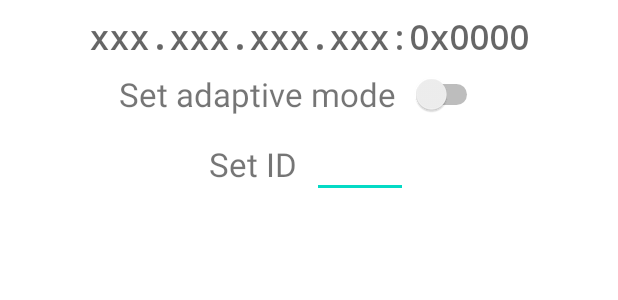
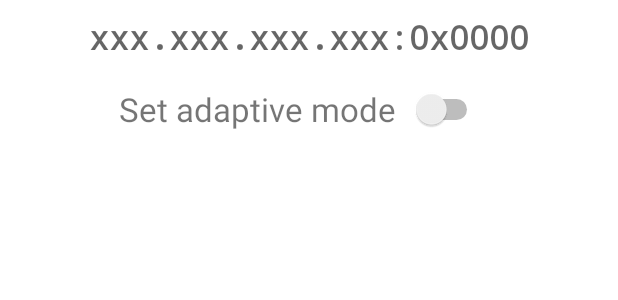
Before and after one commit to JakubTutka/Intelligent-Window-Blinds-app, an Android app: the layout activity_edit_module.xml on its own in the app's theme, with its tools: preview values and no code run, on a phone screen of 412 x 824 dp. Shown: the top 300 px of the screen. Run offline under Robolectric (Android 15) with nearby library versions, the phone set to English and light mode, and no system bars; network calls fail.

Commit message:
Deleted editing ID, but SER Parameters update works

```diff
--- a/app/src/main/java/intelligent/window/blinds/room/ModuleDao.kt
+++ b/app/src/main/java/intelligent/window/blinds/room/ModuleDao.kt
@@ -12,6 +12,9 @@ interface ModuleDao {
     @Query("SELECT * FROM modules ORDER BY id ASC")
     fun readAllModules(): LiveData<List<ModuleEntity>>
 
+    @Update
+    suspend fun updateModule(moduleEntity: ModuleEntity)
+
     @Delete
     suspend fun deleteModule(moduleEntity: ModuleEntity)
 
--- a/app/src/main/java/intelligent/window/blinds/room/ModuleRepository.kt
+++ b/app/src/main/java/intelligent/window/blinds/room/ModuleRepository.kt
@@ -11,6 +11,10 @@ class ModuleRepository(private val moduleDao: ModuleDao) {
         moduleDao.addModule(module)
     }
 
+    suspend fun updateModule(module: ModuleEntity){
+        moduleDao.updateModule(module)
+    }
+
     suspend fun deleteModule(module: ModuleEntity){
         moduleDao.deleteModule(module)
     }
--- a/app/src/main/java/intelligent/window/blinds/room/ModuleViewModel.kt
+++ b/app/src/main/java/intelligent/window/blinds/room/ModuleViewModel.kt
@@ -26,6 +26,12 @@ class ModuleViewModel(application: Application): AndroidViewModel(application) {
         }
     }
 
+    fun updateModule(module: ModuleEntity){
+        viewModelScope.launch(Dispatchers.IO) {
+            repository.updateModule(module)
+        }
+    }
+
     fun deleteModule(module: ModuleEntity){
         viewModelScope.launch(Dispatchers.IO) {
             repository.deleteModule(module)
--- a/app/src/main/java/intelligent/window/blinds/utils/Util.kt
+++ b/app/src/main/java/intelligent/window/blinds/utils/Util.kt
@@ -10,6 +10,11 @@ import java.net.InetAddress
 
 fun convertModuleToEntity(module: Module): ModuleEntity {
     return ModuleEntity(module.id, module.ipAddress.toString().drop(1), module.phr, module.ser, module.isAdaptive)
+}
+
+fun convertEntityToModule(entity: ModuleEntity): Module {
+    val ip: String = entity.ipAddress
+    return Module(entity.id, InetAddress.getByName(ip), entity.phr, entity.ser, entity.isAdaptive)
 }
 
 fun convertListEntityToModule(entityModules: List<ModuleEntity>): List<Module> {
--- a/app/src/main/res/layout/activity_edit_module.xml
+++ b/app/src/main/res/layout/activity_edit_module.xml
@@ -24,7 +24,8 @@
         android:layout_width="match_parent"
         android:layout_height="wrap_content"
         android:gravity="center"
-        tools:ignore="UselessParent">
+        tools:ignore="UselessParent"
+        android:layout_marginTop="10dp">
 
         <TextView
             android:layout_width="wrap_content"
@@ -41,25 +42,4 @@
 
     </LinearLayout>
 
-    <LinearLayout
-        android:layout_width="match_parent"
-        android:layout_height="wrap_content"
-        android:gravity="center">
-
-        <TextView
-            android:id="@+id/edit_id_text"
-            android:layout_width="wrap_content"
-            android:layout_height="wrap_content"
-            android:text="@string/set_id"
-            android:layout_marginEnd="10dp"
-            android:textSize="10pt"/>
-
-        <EditText
-            android:id="@+id/edit_id"
-            android:layout_width="wrap_content"
-            android:layout_height="wrap_content"
-            android:ems="3"
-            android:inputType="number" />
-    </LinearLayout>
-
 </LinearLayout>
```
Also changed, not shown: app/src/main/java/intelligent/window/blinds/EditModuleActivity.kt (+50 -10 lines), app/src/main/java/intelligent/window/blinds/MainActivity.kt (+42 -6 lines).
